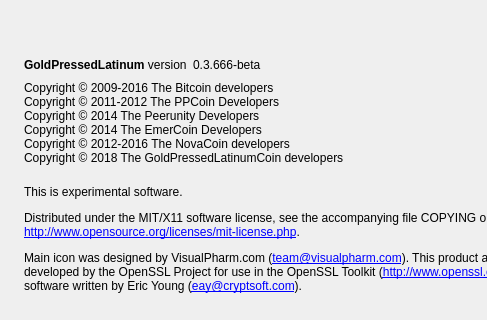
Qt form src/qt/forms/aboutdialog.ui (scificrypto/GoldPressedLatinum2) before a commit; both pictures show x 0 to 487 and y 0 to 320 of the 640 by 416 pixel window.
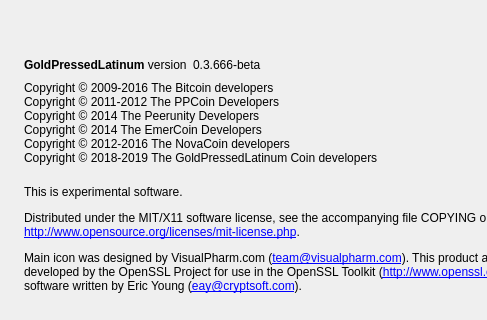
The same form after that commit. Icons and pictures are not drawn.

Commit message: Update Copyright year

```diff
--- a/src/qt/forms/aboutdialog.ui
+++ b/src/qt/forms/aboutdialog.ui
@@ -99,7 +99,7 @@
 Copyright © 2014 The Peerunity Developers
 Copyright © 2014 The EmerCoin Developers
 Copyright © 2012-2016 The NovaCoin developers
-Copyright © 2018 The GoldPressedLatinumCoin developers</string>
+Copyright © 2018-2019 The GoldPressedLatinum Coin developers</string>
        </property>
        <property name="textInteractionFlags">
         <set>Qt::LinksAccessibleByMouse|Qt::TextSelectableByKeyboard|Qt::TextSelectableByMouse</set>
```
The commit also changes 3 other files.
